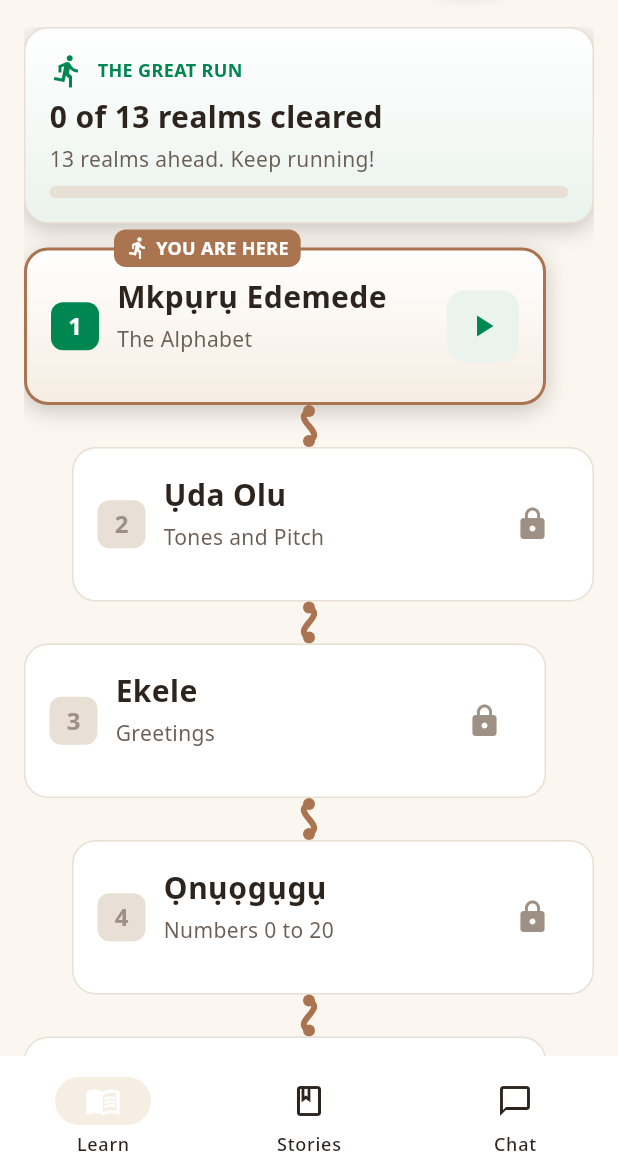
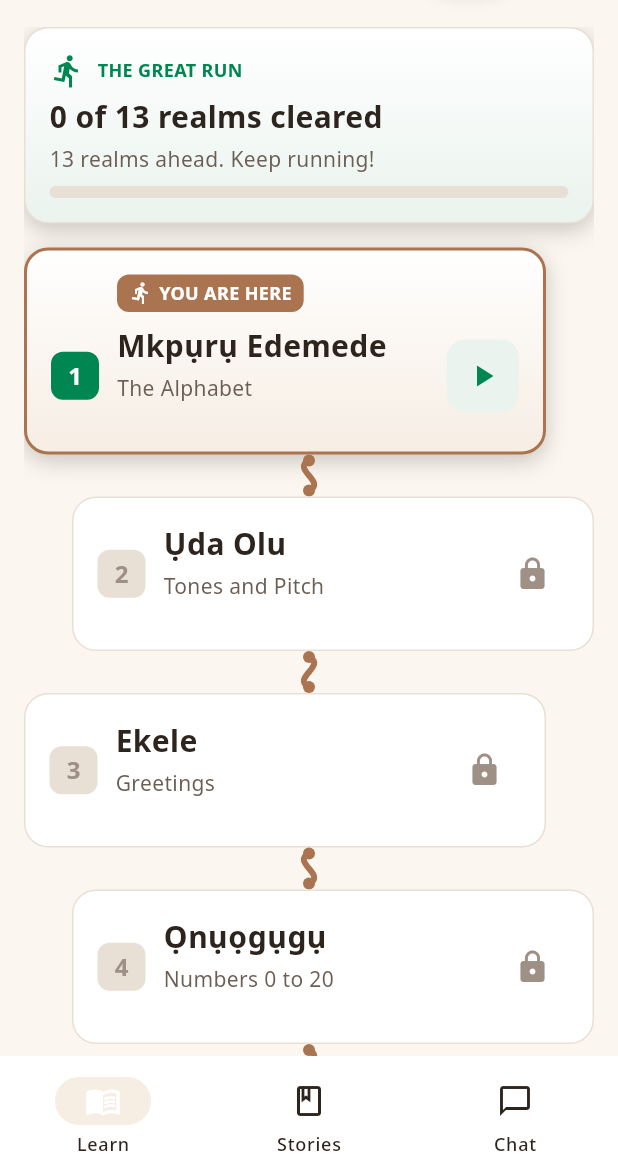
Before and after one commit to Samthesurf/igboman, a Flutter app: the screen it shows after launch, on a phone screen of 412 x 824 dp, the part 60-1236 px from its top. Run offline on Flutter 3.47's test engine with Material 3 defaults, Android fonts, the phone set to English and light mode, and no system bars; our stand-ins replace audioplayers, shared_preferences; missing offline and left inert: googleai_dart.

Commit message:
Revert "feat: float YOU ARE HERE pill on border, center lesson row in card"
This reverts commit 2a584ca3250b611090754679d250210d75619d2a.

```diff
--- a/lib/screens/home_screen.dart
+++ b/lib/screens/home_screen.dart
@@ -666,10 +666,7 @@ class _UnitCard extends StatelessWidget {
     return GestureDetector(
       onTap: onTap,
       behavior: HitTestBehavior.opaque,
-      child: Stack(
-        clipBehavior: Clip.none,
-        children: [
-          Container(
+      child: Container(
         decoration: BoxDecoration(
           gradient: isCurrent
               ? const LinearGradient(
@@ -700,8 +697,45 @@ class _UnitCard extends StatelessWidget {
             padding: const EdgeInsets.all(Spacing.md),
             child: Column(
               crossAxisAlignment: CrossAxisAlignment.start,
-                  mainAxisAlignment: MainAxisAlignment.center,
               children: [
+                if (isCurrent)
+                  Padding(
+                    padding: const EdgeInsets.only(
+                      left: ControlSizes.chipHeight + Spacing.m,
+                      bottom: Spacing.s,
+                    ),
+                    child: Container(
+                      key: const Key('currentRunBadge'),
+                      padding: const EdgeInsets.symmetric(
+                        horizontal: Spacing.s,
+                        vertical: Spacing.xs,
+                      ),
+                      decoration: BoxDecoration(
+                        color: AppColors.primary,
+                        borderRadius: BorderRadius.circular(Radii.chip),
+                      ),
+                      child: const Row(
+                        mainAxisSize: MainAxisSize.min,
+                        children: [
+                          Icon(
+                            Icons.directions_run,
+                            size: IconSizes.s,
+                            color: AppColors.onPrimary,
+                          ),
+                          SizedBox(width: Spacing.xs),
+                          Text(
+                            'YOU ARE HERE',
+                            style: TextStyle(
+                              fontSize: TypeScale.caption,
+                              fontWeight: FontWeight.bold,
+                              color: AppColors.onPrimary,
+                              fontFamily: 'NotoSans',
+                            ),
+                          ),
+                        ],
+                      ),
+                    ),
+                  ),
                 Row(
                   crossAxisAlignment: CrossAxisAlignment.center,
                   children: [
@@ -810,55 +844,6 @@ class _UnitCard extends StatelessWidget {
             ),
           ),
         ),
-          ),
-          if (isCurrent)
-            const Positioned(
-              top: -Spacing.m,
-              left: Spacing.md + ControlSizes.chipHeight + Spacing.m,
-              child: _CurrentRunBadge(),
-            ),
-        ],
-      ),
-    );
-  }
-}
-
-/// Floating "you are here" tag straddling the current unit card's top
-/// border, so the lesson row can sit at the card's vertical center.
-class _CurrentRunBadge extends StatelessWidget {
-  const _CurrentRunBadge();
-
-  @override
-  Widget build(BuildContext context) {
-    return Container(
-      key: const Key('currentRunBadge'),
-      padding: const EdgeInsets.symmetric(
-        horizontal: Spacing.s,
-        vertical: Spacing.xs,
-      ),
-      decoration: BoxDecoration(
-        color: AppColors.primary,
-        borderRadius: BorderRadius.circular(Radii.chip),
-      ),
-      child: const Row(
-        mainAxisSize: MainAxisSize.min,
-        children: [
-          Icon(
-            Icons.directions_run,
-            size: IconSizes.s,
-            color: AppColors.onPrimary,
-          ),
-          SizedBox(width: Spacing.xs),
-          Text(
-            'YOU ARE HERE',
-            style: TextStyle(
-              fontSize: TypeScale.caption,
-              fontWeight: FontWeight.bold,
-              color: AppColors.onPrimary,
-              fontFamily: 'NotoSans',
-            ),
-          ),
-        ],
       ),
     );
   }
```
Lines whose indentation alone changed are shown as unchanged.
